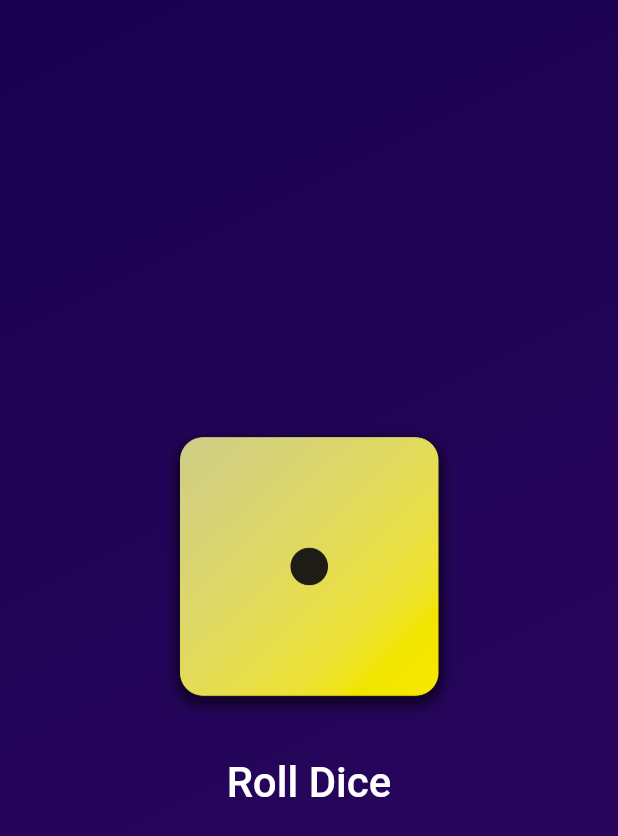
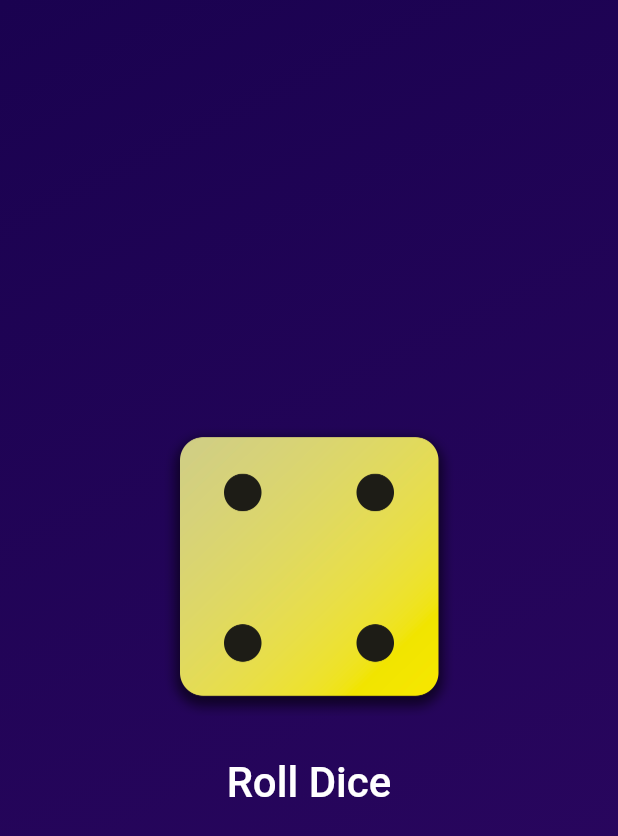
Before and after one commit to jeowsome/dice_app, a Flutter app: the screen it shows after launch, after a tap on "Roll Dice", on a phone screen of 412 x 824 dp. Shown: the top 836 px of the screen. Run offline on Flutter 3.47's test engine with Material 2 defaults, Android fonts, the phone set to English and light mode, and no system bars.

```diff
--- /dev/null
+++ b/lib/dice_roller.dart
@@ -0,0 +1,50 @@
+import 'package:flutter/material.dart';
+import 'package:dice_app/styled_text.dart';
+
+// when dealing with StatefulWidgets you will work with 2 classes
+// Manage in a special way by flutter
+
+// widget class
+class DiceRoller extends StatefulWidget {
+  const DiceRoller({super.key});
+
+  @override
+  State<DiceRoller> createState() {
+    return _DiceRollerState();
+  }
+}
+
+// this class is private denoted by "_",
+// state class - can change
+// used internally
+class _DiceRollerState extends State<DiceRoller> {
+  var activeDiceImage = 'assets/images/dice-1.png';
+
+  void rollDice() {
+    // available only inside State classes
+    // reexecutes build function of State class
+    setState(() {
+      activeDiceImage = 'assets/images/dice-4.png';
+    });
+  }
+
+  @override
+  Widget build(BuildContext context) {
+    return Column(
+      mainAxisSize: MainAxisSize.min,
+      children: [
+        Image.asset(
+          activeDiceImage,
+          width: 200,
+        ),
+        const SizedBox(
+          height: 20,
+        ),
+        TextButton(
+          onPressed: rollDice,
+          child: const StyledText('Roll Dice'),
+        )
+      ],
+    );
+  }
+}
--- a/lib/gradient_container.dart
+++ b/lib/gradient_container.dart
@@ -1,25 +1,19 @@
-import 'package:dice_app/styled_text.dart';
+import 'package:dice_app/dice_roller.dart';
 import 'package:flutter/material.dart';
 
 const Alignment startAlignment = Alignment.topLeft;
 const Alignment endAlignment = Alignment.bottomRight;
 
 class GradientContainer extends StatelessWidget {
-  GradientContainer({
+  const GradientContainer({
     super.key,
     required this.colorList,
   });
 
-  GradientContainer.setToBW({super.key})
+  const GradientContainer.setToBW({super.key})
       : colorList = const [Colors.black, Colors.white];
 
   final List<Color> colorList;
-  var activeDiceImage = 'assets/images/dice-1.png';
-
-  void rollDice() {
-    activeDiceImage = 'assets/images/dice-4.png';
-    print("Changing");
-  }
 
   @override
   Widget build(BuildContext context) {
@@ -31,23 +25,8 @@ class GradientContainer extends StatelessWidget {
           end: endAlignment,
         ),
       ),
-      child: Center(
-        child: Column(
-          mainAxisSize: MainAxisSize.min,
-          children: [
-            Image.asset(
-              activeDiceImage,
-              width: 200,
-            ),
-            const SizedBox(
-              height: 20,
-            ),
-            TextButton(
-              onPressed: rollDice,
-              child: const StyledText('Roll Dice'),
-            )
-          ],
-        ),
+      child: const Center(
+        child: DiceRoller(),
       ),
     );
   }
--- a/lib/main.dart
+++ b/lib/main.dart
@@ -3,10 +3,10 @@ import 'package:dice_app/gradient_container.dart';
 
 void main() {
   runApp(
-    MaterialApp(
+    const MaterialApp(
       home: Scaffold(
         body: GradientContainer(
-          colorList: const [
+          colorList: [
             Color.fromARGB(255, 26, 2, 80),
             Color.fromARGB(255, 45, 7, 98)
           ],
```
